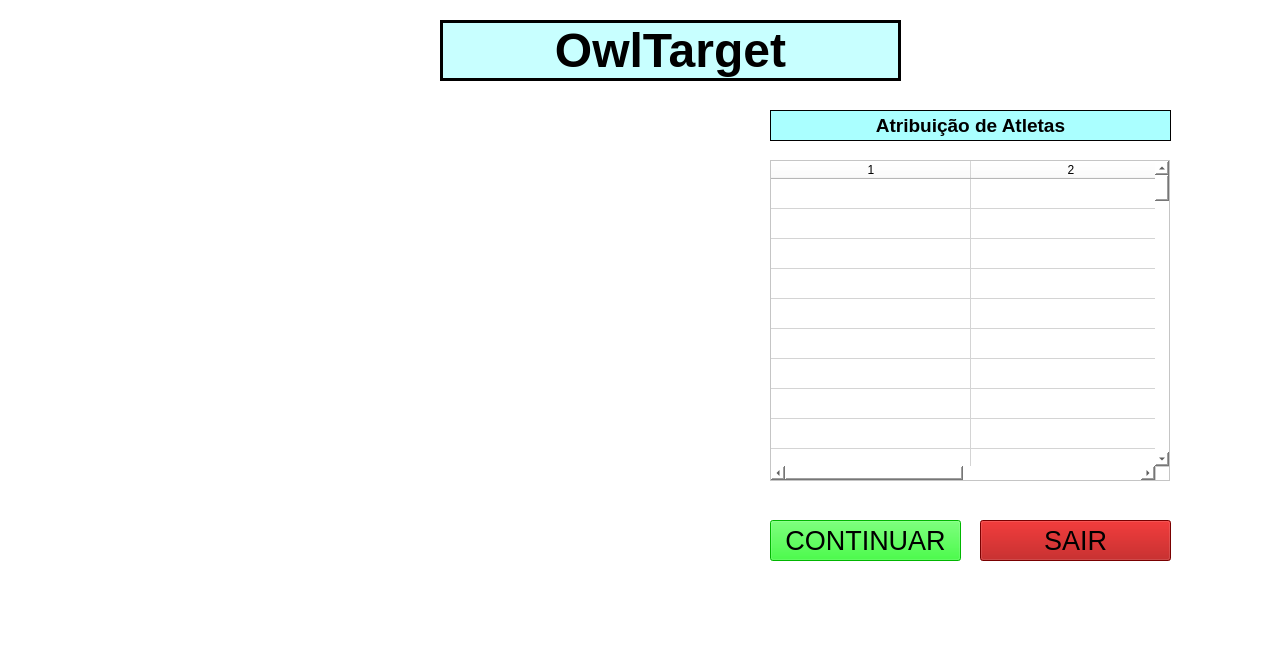
Above: central_pc/gui/mainwindow.ui from xBogas/ES-SACA before the change. Below: the same form after it.
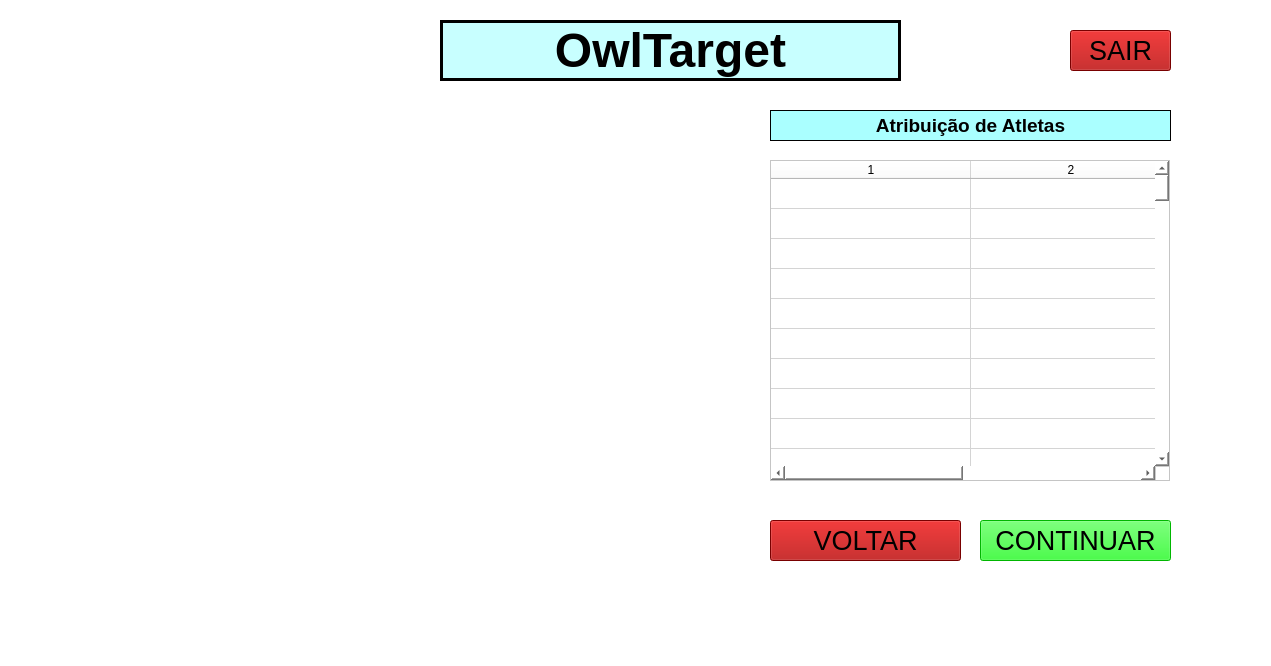
That is the form after the change. Icons and pictures are not drawn.

Diff of the .ui file:
```diff
--- a/central_pc/gui/mainwindow.ui
+++ b/central_pc/gui/mainwindow.ui
@@ -23,9 +23,9 @@
    <widget class="QPushButton" name="exitButton">
     <property name="geometry">
      <rect>
-      <x>980</x>
-      <y>520</y>
-      <width>191</width>
+      <x>1070</x>
+      <y>30</y>
+      <width>101</width>
       <height>41</height>
      </rect>
     </property>
@@ -390,7 +390,7 @@
    <widget class="QPushButton" name="continueButton">
     <property name="geometry">
      <rect>
-      <x>770</x>
+      <x>980</x>
       <y>520</y>
       <width>191</width>
       <height>41</height>
@@ -408,6 +408,27 @@
      <string>CONTINUAR</string>
     </property>
    </widget>
+   <widget class="QPushButton" name="backButton">
+    <property name="geometry">
+     <rect>
+      <x>770</x>
+      <y>520</y>
+      <width>191</width>
+      <height>41</height>
+     </rect>
+    </property>
+    <property name="font">
+     <font>
+      <pointsize>20</pointsize>
+     </font>
+    </property>
+    <property name="styleSheet">
+     <string notr="true">background-color: rgb(170, 0, 0);</string>
+    </property>
+    <property name="text">
+     <string>VOLTAR</string>
+    </property>
+   </widget>
   </widget>
  </widget>
  <resources/>
```
Left out of the diff: 63 changed lines with no effect on the pictures.
